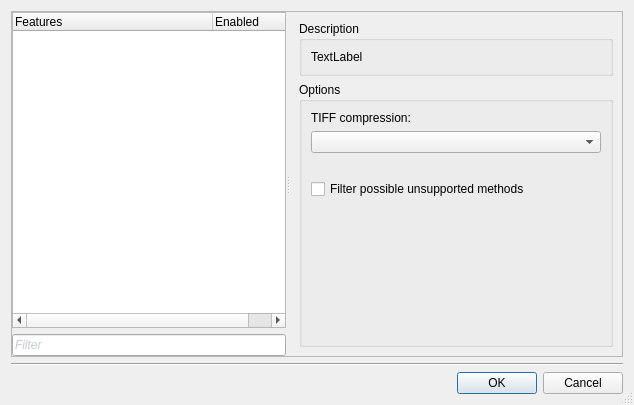
Above: ui/SettingsDialog.ui from ImageProcessing-ElectronicPublications/scantailor-deviant before the change. Below: the same form after it.
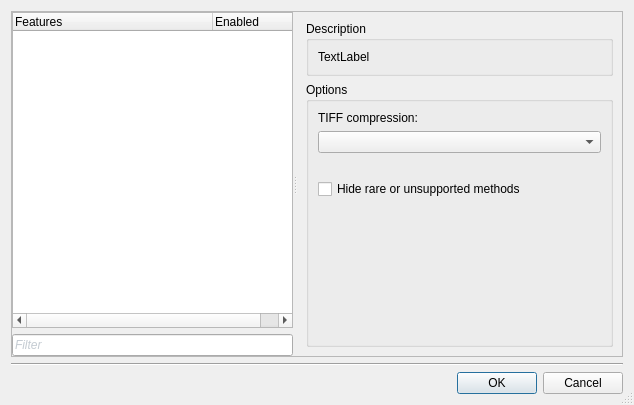
That is the form after the change. The open tabs and pages were chosen to show the change. Custom widgets are drawn as their Qt base class.

```diff
--- a/ui/SettingsDialog.ui
+++ b/ui/SettingsDialog.ui
@@ -387,7 +387,7 @@
            <item>
             <widget class="QCheckBox" name="cbTiffFilter">
              <property name="text">
-              <string>Filter possible unsupported methods</string>
+              <string>Hide rare or unsupported methods</string>
              </property>
             </widget>
            </item>
```
Left out of the diff: 5 changed lines with no effect on the pictures.
